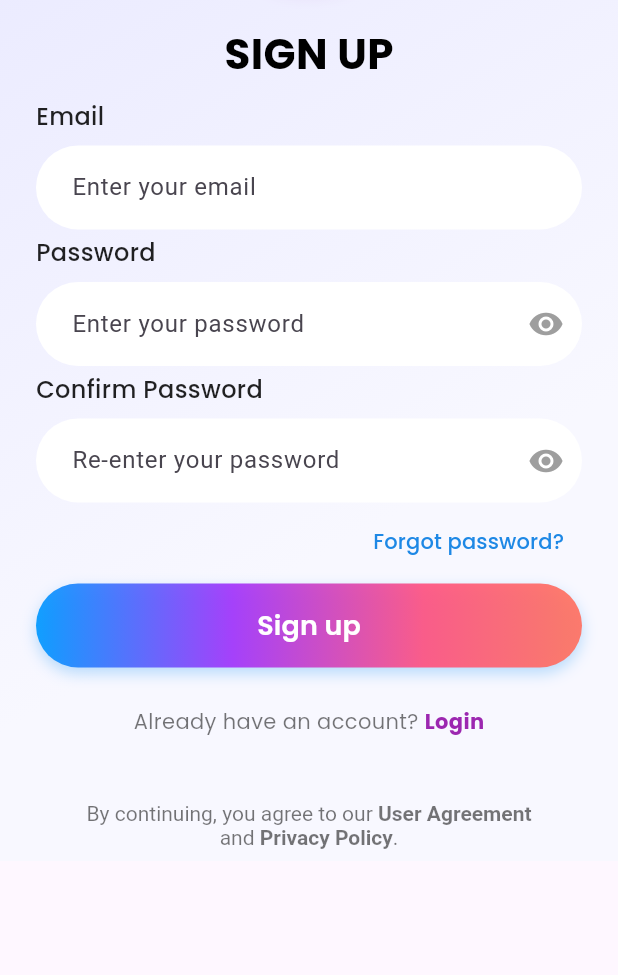
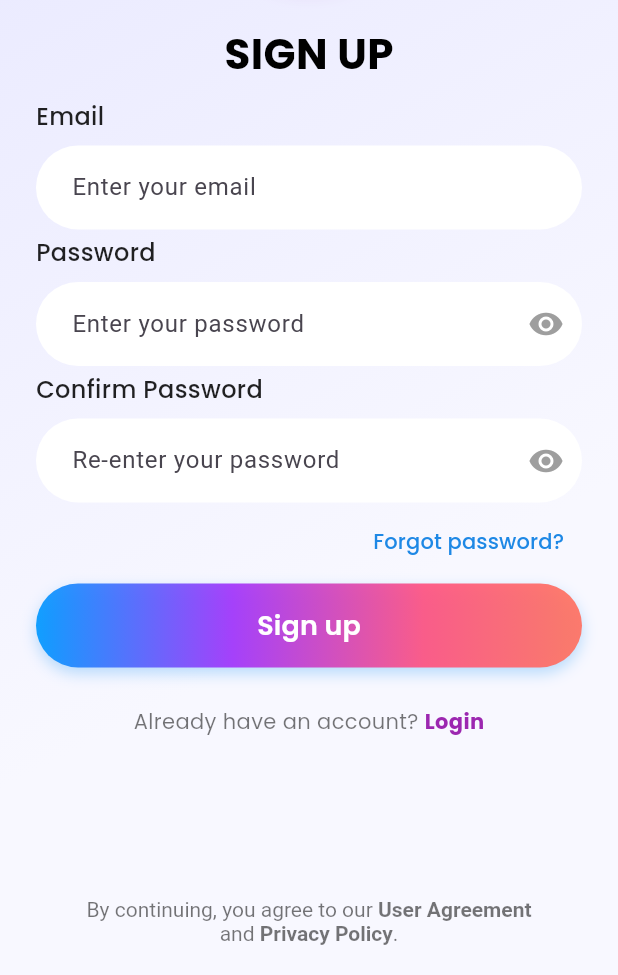
Before and after one commit to ngductuan/AMD-21KTPM-AI-Chat-App, a Flutter app: the WelcomeScreen screen opened by its route, after a tap on "Sign up", on a phone screen of 412 x 824 dp, the part 261-1236 px from its top. Run offline on Flutter 3.47's test engine with Material 3 defaults, Android fonts, the phone set to English and light mode, and no system bars; our stand-ins replace another_flushbar, dotted_border, firebase_auth, firebase_core, flutter_svg, google_fonts and 3 more; accounts and stored records are empty.

```diff
--- a/lib/src/pages/authentication/views/sign_up.dart
+++ b/lib/src/pages/authentication/views/sign_up.dart
@@ -52,13 +52,6 @@ class _SignUpScreenState extends State<SignUpScreen> {
       return;
     }
 
-    if (email.isEmpty || password.isEmpty) {
-      setState(() {
-        _errorMessage = 'Email or password cannot be empty.';
-      });
-      return;
-    }
-
     final url =
         Uri.parse('https://auth-api.jarvis.cx/api/v1/auth/password/sign-up');
 
@@ -78,18 +71,12 @@ class _SignUpScreenState extends State<SignUpScreen> {
     });
 
     try {
-      print("🔁 Sending signup request...");
-
       var request = http.Request('POST', url);
       request.headers.addAll(headers);
       request.body = body;
 
       http.StreamedResponse response = await request.send();
-
       final responseBody = await response.stream.bytesToString();
-
-      print("✅ Status code: ${response.statusCode}");
-      print("📦 Response: $responseBody");
 
       if (response.statusCode == 200 || response.statusCode == 201) {
         final responseJson = jsonDecode(responseBody);
@@ -100,9 +87,6 @@ class _SignUpScreenState extends State<SignUpScreen> {
         await prefs.setString('email', email);
         await prefs.setString('user_id', responseJson['user_id']);
 
-        print("🔐 Access token saved: ${responseJson['access_token']}");
-
-        // ✅ Hiện thông báo đăng ký thành công
         if (mounted) {
           ScaffoldMessenger.of(context).showSnackBar(
             SnackBar(
@@ -116,7 +100,7 @@ class _SignUpScreenState extends State<SignUpScreen> {
             ),
           );
 
-          // ✅ Điều hướng sang Home sau khi hiển thị SnackBar
+          await prefs.setBool('has_seen_welcome', true); // Đánh dấu đã vào app
           Future.delayed(const Duration(milliseconds: 800), () {
             Navigator.pushNamedAndRemoveUntil(
               context,
@@ -125,9 +109,12 @@ class _SignUpScreenState extends State<SignUpScreen> {
             );
           });
         }
+      } else {
+        setState(() {
+          _errorMessage = 'Sign up failed: ${response.reasonPhrase}';
+        });
       }
     } catch (e) {
-      print("❌ Error during sign-up: $e");
       setState(() {
         _errorMessage = 'Network error: $e';
       });
@@ -144,17 +131,21 @@ class _SignUpScreenState extends State<SignUpScreen> {
             gradient: ColorConst.backgroundPastelColor,
           ),
           child: SafeArea(
-            child: SingleChildScrollView(
+            child: LayoutBuilder(
+              builder: (context, constraints) {
+                return SingleChildScrollView(
                   physics: const BouncingScrollPhysics(),
-              child: Padding(
-                padding: EdgeInsets.only(
-                    bottom: MediaQuery.of(context).viewInsets.bottom),
+                  child: ConstrainedBox(
+                    constraints:
+                        BoxConstraints(minHeight: constraints.maxHeight),
+                    child: IntrinsicHeight(
                       child: Column(
-                  mainAxisAlignment: MainAxisAlignment.center,
                         children: [
+                          Expanded(
+                            child: Column(
+                              children: [
+                                // Logo
                                 const SizedBox(height: 40),
-
-                    // Logo
                                 Center(
                                   child: Container(
                                     width: 120,
@@ -178,13 +169,14 @@ class _SignUpScreenState extends State<SignUpScreen> {
                                   ),
                                 ),
 
+                                // Sign up
                                 const SizedBox(height: 30),
-
-                    // Form
                                 Padding(
-                      padding: const EdgeInsets.symmetric(horizontal: 24.0),
+                                  padding: const EdgeInsets.symmetric(
+                                      horizontal: 24.0),
                                   child: Column(
                                     children: [
+                                      // SIGN UP text
                                       Text(
                                         'SIGN UP',
                                         style: GoogleFonts.poppins(
@@ -193,9 +185,12 @@ class _SignUpScreenState extends State<SignUpScreen> {
                                           color: Colors.black,
                                         ),
                                       ),
-                          if (_errorMessage.isNotEmpty) ...[
+
+                                      // Error message
+                                      if (_errorMessage.isNotEmpty)
                                         Padding(
-                              padding: const EdgeInsets.only(top: 8.0),
+                                          padding:
+                                              const EdgeInsets.only(top: 8.0),
                                           child: Text(
                                             _errorMessage,
                                             style: GoogleFonts.poppins(
@@ -204,21 +199,21 @@ class _SignUpScreenState extends State<SignUpScreen> {
                                               fontWeight: FontWeight.w500,
                                             ),
                                           ),
-                            ),
-                          ] else ...[
+                                        )
+                                      else
                                         const SizedBox(height: 10),
-                          ],
 
-                          // Email
+                                      // Email input
                                       InputField(
                                         label: 'Email',
                                         controller: _emailController,
                                         hintText: 'Enter your email',
-                            keyboardType: TextInputType.emailAddress,
+                                        keyboardType:
+                                            TextInputType.emailAddress,
                                       ),
                                       const SizedBox(height: 4),
 
-                          // Password
+                                      // Password input
                                       InputField(
                                         label: 'Password',
                                         controller: _passwordController,
@@ -228,7 +223,7 @@ class _SignUpScreenState extends State<SignUpScreen> {
                                       ),
                                       const SizedBox(height: 4),
 
-                          // Comfirm Password
+                                      // Confirm password input
                                       InputField(
                                         label: 'Confirm Password',
                                         controller: _confirmPasswordController,
@@ -238,7 +233,7 @@ class _SignUpScreenState extends State<SignUpScreen> {
                                       ),
                                       const SizedBox(height: 2),
 
-                          //Forgot Password?
+                                      // Forgot password
                                       Align(
                                         alignment: Alignment.centerRight,
                                         child: TextButton(
@@ -265,20 +260,22 @@ class _SignUpScreenState extends State<SignUpScreen> {
                                   ),
                                 ),
 
+                                // Sign up button
                                 const SizedBox(height: 4),
-
                                 Padding(
-                      padding: const EdgeInsets.symmetric(horizontal: 24.0),
+                                  padding: const EdgeInsets.symmetric(
+                                      horizontal: 24.0),
                                   child: Column(
                                     children: [
-                          buildGradientButton(context, "Sign up", _signUp),
+                                      buildGradientButton(
+                                          context, "Sign up", _signUp),
                                       const SizedBox(height: 16),
                                     ],
                                   ),
                                 ),
 
+                                // Already have an account => Login
                                 const SizedBox(height: 10),
-
                                 Row(
                                   mainAxisAlignment: MainAxisAlignment.center,
                                   children: [
@@ -294,23 +291,29 @@ class _SignUpScreenState extends State<SignUpScreen> {
                                         Navigator.push(
                                           context,
                                           PageRouteBuilder(
-                                transitionDuration:
-                                    const Duration(milliseconds: 400),
-                                pageBuilder:
-                                    (context, animation, secondaryAnimation) =>
+                                            transitionDuration: const Duration(
+                                                milliseconds: 400),
+                                            pageBuilder: (context, animation,
+                                                    secondaryAnimation) =>
                                                 const LoginScreen(),
-                                transitionsBuilder: (context, animation,
-                                    secondaryAnimation, child) {
+                                            transitionsBuilder: (context,
+                                                animation,
+                                                secondaryAnimation,
+                                                child) {
                                               const begin = Offset(-1.0, 0.0);
                                               const end = Offset.zero;
                                               const curve = Curves.easeInOut;
 
-                                  var tween = Tween(begin: begin, end: end)
-                                      .chain(CurveTween(curve: curve));
-                                  var offsetAnimation = animation.drive(tween);
+                                              var tween = Tween(
+                                                      begin: begin, end: end)
+                                                  .chain(
+                                                      CurveTween(curve: curve));
+                                              var offsetAnimation =
+                                                  animation.drive(tween);
 
                                               return SlideTransition(
-                                      position: offsetAnimation, child: child);
+                                                  position: offsetAnimation,
+                                                  child: child);
                                             },
                                           ),
                                         );
@@ -326,25 +329,34 @@ class _SignUpScreenState extends State<SignUpScreen> {
                                     ),
                                   ],
                                 ),
+                              ],
+                            ),
+                          ),
 
-                    const SizedBox(height: 35),
-
+                          // Terms and conditions
                           Padding(
+                            padding: const EdgeInsets.only(bottom: 20.0),
+                            child: Align(
+                              alignment: Alignment.bottomCenter,
+                              child: Padding(
                                 padding: const EdgeInsets.symmetric(
-                          horizontal: 24.0, vertical: 8.0),
+                                    horizontal: 24.0),
                                 child: RichText(
                                   textAlign: TextAlign.center,
                                   text: const TextSpan(
-                          style: TextStyle(color: Colors.black54, fontSize: 14),
+                                    style: TextStyle(
+                                        color: Colors.black54, fontSize: 14),
                                     children: [
-                            TextSpan(text: 'By continuing, you agree to our '),
+                                      TextSpan(
+                                          text:
+                                              'By continuing, you agree to our '),
                                       TextSpan(
                                         text: 'User Agreement',
                                         style: TextStyle(
                                             fontWeight: FontWeight.bold,
                                             color: Colors.black54),
                                       ),
-                            TextSpan(text: ' and\u00A0'),
+                                      TextSpan(text: ' and '),
                                       TextSpan(
                                         text: 'Privacy Policy',
                                         style: TextStyle(
@@ -356,9 +368,14 @@ class _SignUpScreenState extends State<SignUpScreen> {
                                   ),
                                 ),
                               ),
+                            ),
+                          ),
                         ],
                       ),
                     ),
+                  ),
+                );
+              },
             ),
           ),
         ),
--- a/lib/src/pages/authentication/views/welcome.dart
+++ b/lib/src/pages/authentication/views/welcome.dart
@@ -2,12 +2,11 @@ import 'package:flutter/material.dart';
 import 'package:google_fonts/google_fonts.dart';
 import 'package:firebase_auth/firebase_auth.dart';
 import 'package:google_sign_in/google_sign_in.dart';
-
+import 'package:shared_preferences/shared_preferences.dart';
 import '../../../widgets/google_signin_button.dart';
 import '../../../widgets/gradient_button.dart';
 import 'sign_up.dart';
 import 'login.dart';
-import 'verification_email.dart';
 
 class WelcomeScreen extends StatelessWidget {
   const WelcomeScreen({super.key});
@@ -29,6 +28,8 @@ class WelcomeScreen extends StatelessWidget {
       await FirebaseAuth.instance.signInWithCredential(credential);
 
       // Chuyển hướng sau khi đăng nhập thành công
+      final prefs = await SharedPreferences.getInstance();
+      await prefs.setBool('has_seen_welcome', true); // Đánh dấu đã vào app
       if (context.mounted) {
         Navigator.pushReplacementNamed(context, '/home');
       }
@@ -194,12 +195,34 @@ class WelcomeScreen extends StatelessWidget {
                   ),
                 ],
               ),
-              const SizedBox(height: 30),
 
-              // Terms text
+              // Guest access button
+              const SizedBox(height: 10),
+              TextButton(
+                onPressed: () async {
+                  final prefs = await SharedPreferences.getInstance();
+                  await prefs.setBool(
+                      'has_seen_welcome', true); // Đánh dấu đã vào app
+
+                  Navigator.pushReplacementNamed(context, '/home');
+                },
+                child: const Text(
+                  'Used as guest',
+                  style: TextStyle(
+                    color: Colors.deepPurple,
+                    fontSize: 16,
+                    fontWeight: FontWeight.w600,
+                  ),
+                ),
+              ),
+
+              // Terms text luôn nằm sát đáy (cách 20px)
               Padding(
-                padding:
-                    const EdgeInsets.symmetric(horizontal: 24.0, vertical: 8.0),
+                padding: const EdgeInsets.only(bottom: 20.0),
+                child: Align(
+                  alignment: Alignment.bottomCenter,
+                  child: Padding(
+                    padding: const EdgeInsets.symmetric(horizontal: 24.0),
                     child: RichText(
                       textAlign: TextAlign.center,
                       text: const TextSpan(
@@ -209,20 +232,23 @@ class WelcomeScreen extends StatelessWidget {
                           TextSpan(
                             text: 'User Agreement',
                             style: TextStyle(
-                            fontWeight: FontWeight.bold, color: Colors.black54),
+                                fontWeight: FontWeight.bold,
+                                color: Colors.black54),
                           ),
                           TextSpan(text: ' and\u00A0'),
                           TextSpan(
                             text: 'Privacy Policy',
                             style: TextStyle(
-                            fontWeight: FontWeight.bold, color: Colors.black54),
+                                fontWeight: FontWeight.bold,
+                                color: Colors.black54),
                           ),
                           TextSpan(text: '.'),
                         ],
                       ),
                     ),
                   ),
-              const SizedBox(height: 20),
+                ),
+              ),
             ],
           ),
         ),
```
Also changed, not shown: lib/main.dart (+19 -8 lines), lib/src/pages/authentication/views/login.dart (+14 -6 lines). Lines whose indentation alone changed are shown as unchanged.
